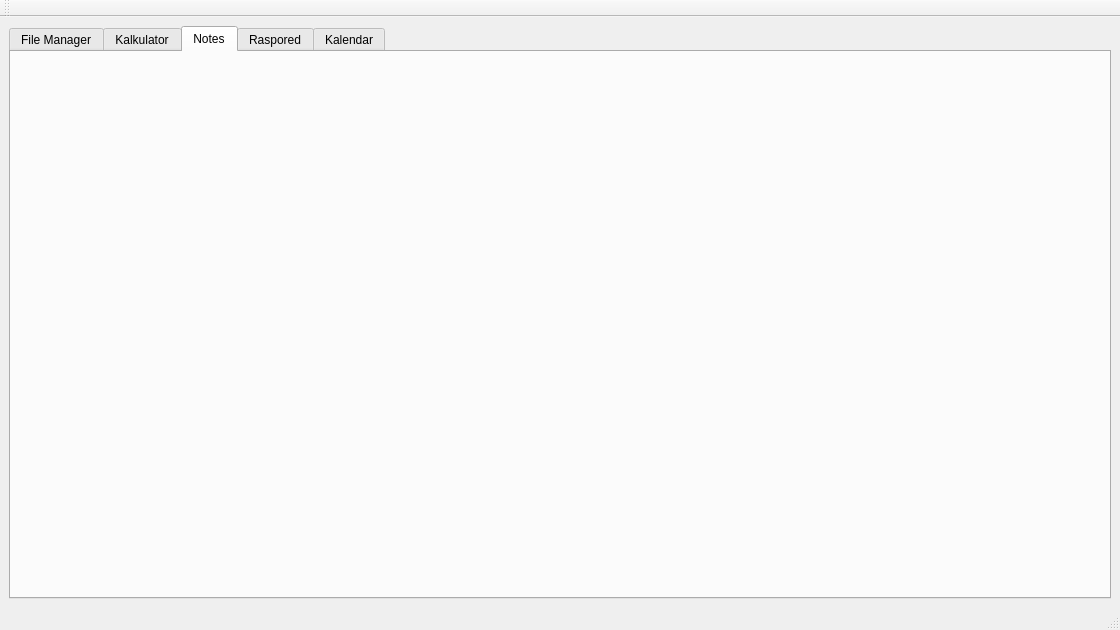
Before: the Qt Designer form mainwindow.ui in milalukic/matfHub, drawn with Qt 5.
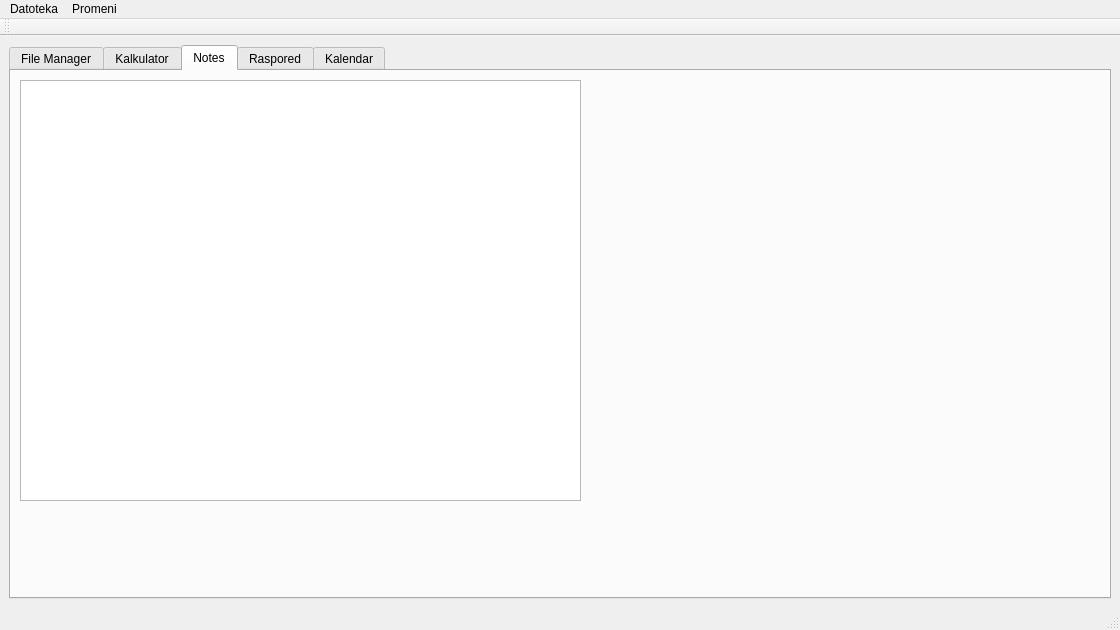
After: the same form once the commit is applied. The open tabs and pages were chosen to show the change. Icons and pictures are not drawn.

Commit message: Osnovne funkcionalnosti notesa.

Patch:
```diff
--- a/mainwindow.ui
+++ b/mainwindow.ui
@@ -1013,6 +1013,21 @@
        <attribute name="title">
         <string>Notes</string>
        </attribute>
+       <widget class="QWidget" name="verticalLayoutWidget">
+        <property name="geometry">
+         <rect>
+          <x>9</x>
+          <y>9</y>
+          <width>561</width>
+          <height>421</height>
+         </rect>
+        </property>
+        <layout class="QVBoxLayout" name="verticalLayout">
+         <item>
+          <widget class="QTextEdit" name="textEdit"/>
+         </item>
+        </layout>
+       </widget>
       </widget>
       <widget class="QWidget" name="RasporedTab">
        <attribute name="title">
@@ -1034,9 +1049,29 @@
      <x>0</x>
      <y>0</y>
      <width>1120</width>
-     <height>22</height>
+     <height>21</height>
     </rect>
    </property>
+   <widget class="QMenu" name="menuFile">
+    <property name="title">
+     <string>Datoteka</string>
+    </property>
+    <addaction name="actionNew"/>
+    <addaction name="actionOpen"/>
+    <addaction name="actionSave"/>
+   </widget>
+   <widget class="QMenu" name="menuEdit">
+    <property name="title">
+     <string>Promeni</string>
+    </property>
+    <addaction name="actionCopy"/>
+    <addaction name="actionPaste"/>
+    <addaction name="actionCut"/>
+    <addaction name="actionUndo"/>
+    <addaction name="actionRedo"/>
+   </widget>
+   <addaction name="menuFile"/>
+   <addaction name="menuEdit"/>
   </widget>
   <widget class="QStatusBar" name="statusbar"/>
   <widget class="QToolBar" name="toolBar">
```
Left out of the diff: 88 changed lines with no effect on the pictures. The commit also changes 2 other files.
